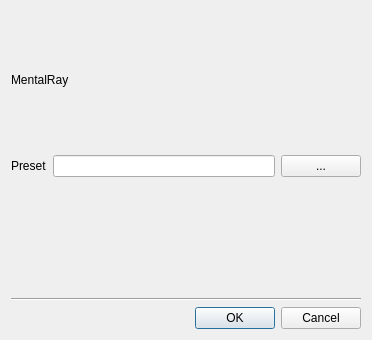
This is poc/golemPy/examples/gnr/ui/MentalRayDialog.ui in golemfactory/clay as Qt 5 draws it before an edit. The edited form follows.
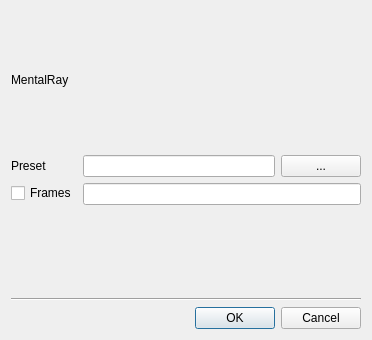
This is the edited form.

The edit to the form file:
```diff
--- a/poc/golemPy/examples/gnr/ui/MentalRayDialog.ui
+++ b/poc/golemPy/examples/gnr/ui/MentalRayDialog.ui
@@ -70,6 +70,19 @@
        </item>
       </layout>
      </item>
+     <item row="1" column="1">
+      <widget class="QLineEdit" name="framesLineEdit"/>
+     </item>
+     <item row="1" column="0">
+      <widget class="QCheckBox" name="framesCheckBox">
+       <property name="layoutDirection">
+        <enum>Qt::LeftToRight</enum>
+       </property>
+       <property name="text">
+        <string>Frames</string>
+       </property>
+      </widget>
+     </item>
     </layout>
    </item>
   </layout>
```
